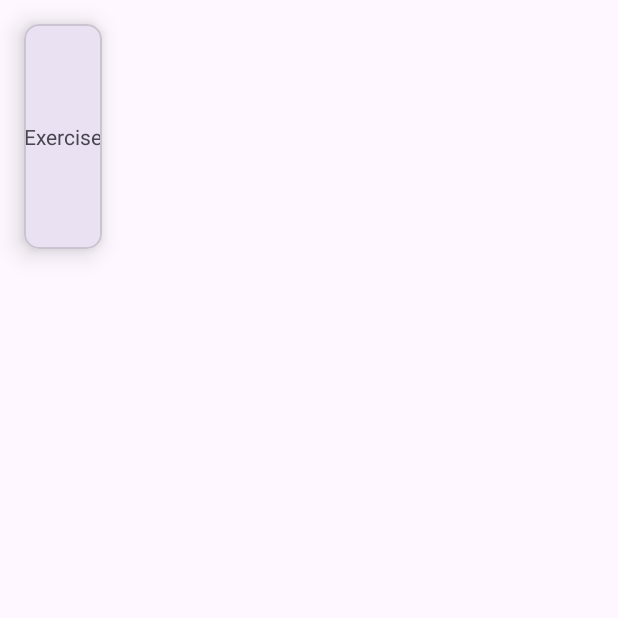
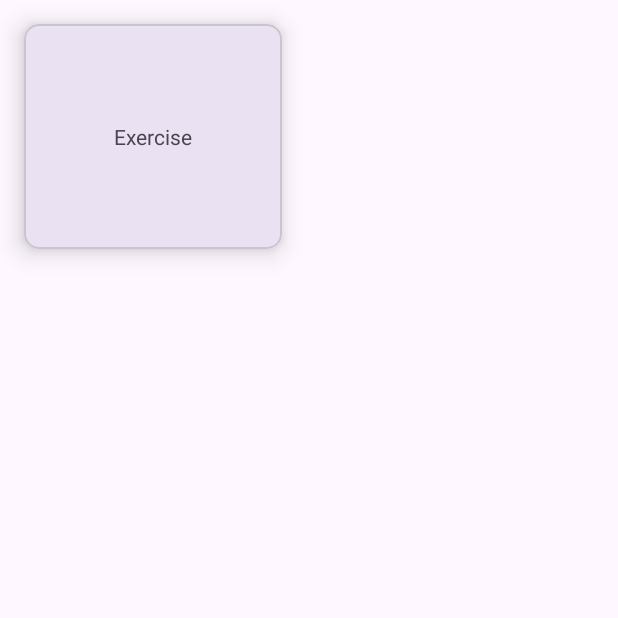
Before and after one commit to AYHD-youtube/CSE535_Project5, an Android app: the screen it shows after launch once a user with an empty profile is signed in (MainActivity), on a phone screen of 412 x 824 dp, the top half of it. Run offline under Robolectric (Android 15) with nearby library versions, the phone set to English and light mode, and no system bars; our stand-ins replace Firebase (no records; nobody signed in at launch, a user with empty details on screens opened directly).

Commit message:
Removed diet and changed UI

```diff
--- a/app/src/main/res/layout/activity_main.xml
+++ b/app/src/main/res/layout/activity_main.xml
@@ -8,13 +8,13 @@
 
     <com.google.android.material.card.MaterialCardView
         android:id="@+id/exerciseCv"
-        android:layout_width="0dp"
+        android:layout_width="wrap_content"
         android:layout_height="150dp"
         android:layout_marginHorizontal="16dp"
         android:layout_marginTop="16dp"
         app:cardCornerRadius="10dp"
         app:cardElevation="10dp"
-        app:layout_constraintEnd_toStartOf="@+id/dietCv"
+
         app:layout_constraintHorizontal_bias="0.5"
         app:layout_constraintStart_toStartOf="parent"
         app:layout_constraintTop_toTopOf="parent">
@@ -23,6 +23,7 @@
             android:layout_width="wrap_content"
             android:layout_height="wrap_content"
             android:layout_gravity="center"
+            android:padding="60dp"
             android:text="Exercise" />
     </com.google.android.material.card.MaterialCardView>
 
```
